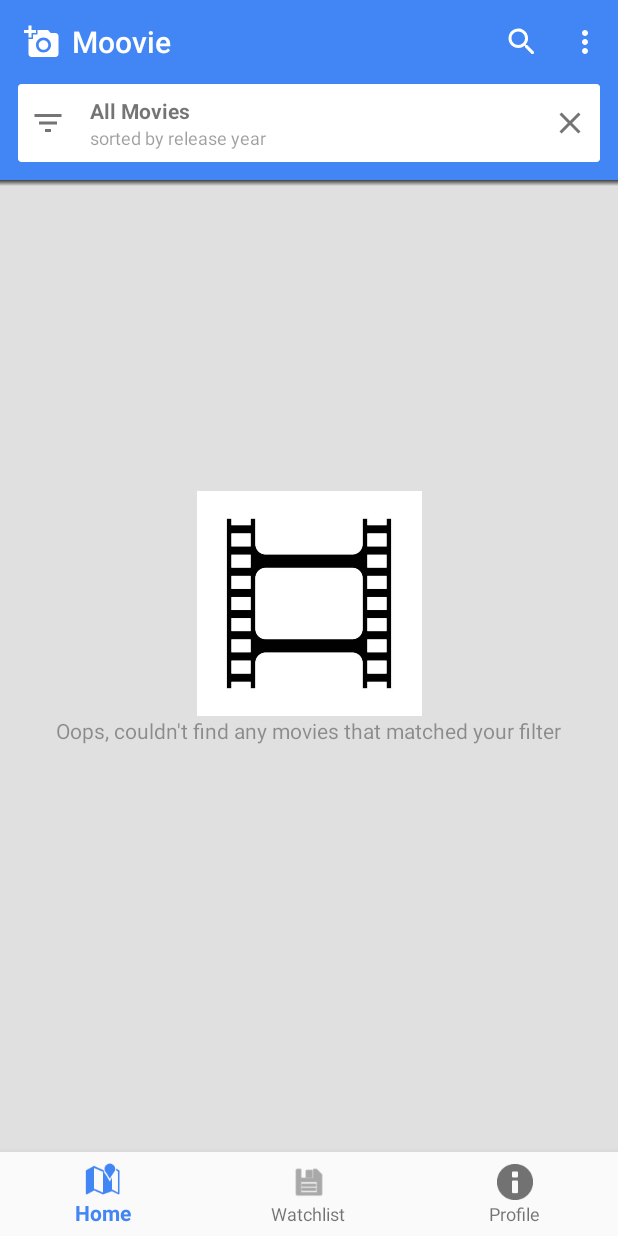
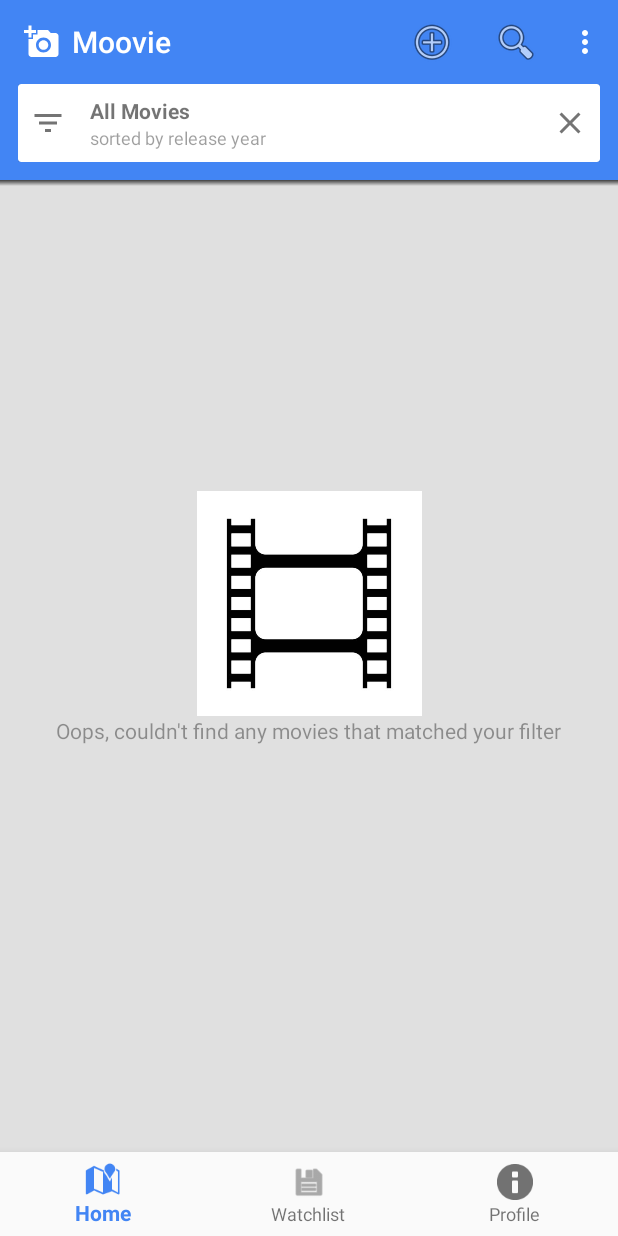
Before and after one commit to SullivanHart/Moovie, an Android app: the screen it shows after launch (MainActivity), after a tap on an icon or button, on a phone screen of 412 x 824 dp. Run offline under Robolectric (Android 15) with nearby library versions, the phone set to English and light mode, and no system bars; our stand-ins replace Firebase (no records; nobody signed in at launch, a user with empty details on screens opened directly), navigation-ui; libraries missing offline, so code that uses them is left out: com.firebase.ui, me.zhanghai.android; pictures from the network do not load; 2 statements that could not run were skipped.

Commit message:
No more conflict

```diff
--- a/app/src/main/res/menu/menu_main.xml
+++ b/app/src/main/res/menu/menu_main.xml
@@ -1,18 +1,22 @@
 <?xml version="1.0" encoding="utf-8"?>
-<menu xmlns:app="http://schemas.android.com/apk/res-auto"
-    xmlns:android="http://schemas.android.com/apk/res/android">
+<menu xmlns:android="http://schemas.android.com/apk/res/android"
+    xmlns:app="http://schemas.android.com/apk/res-auto">
 
     <item
-        android:id="@+id/menu_sign_out"
-        android:title="@string/sign_out" />
+        android:id="@+id/menu_add_items"
+        android:title="Add Items"
+        android:icon="@android:drawable/ic_menu_add"
+        app:showAsAction="ifRoom" />
 
     <item
         android:id="@+id/menu_search"
         android:title="Search"
-        android:icon="@drawable/ic_search_white_24px"
-        app:showAsAction="ifRoom|withText" />
+        android:icon="@android:drawable/ic_menu_search"
+        app:showAsAction="ifRoom" />
+
     <item
-        android:id="@+id/menu_profile"
-        android:title="@string/user_profile" />.
+        android:id="@+id/menu_sign_out"
+        android:title="Sign Out"
+        app:showAsAction="never" />
 
 </menu>
```
